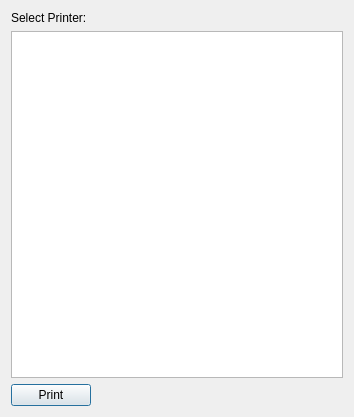
Old version of the form megvel/erp_customers/specialprintdialog.ui in the repository eboladev/smarterp.
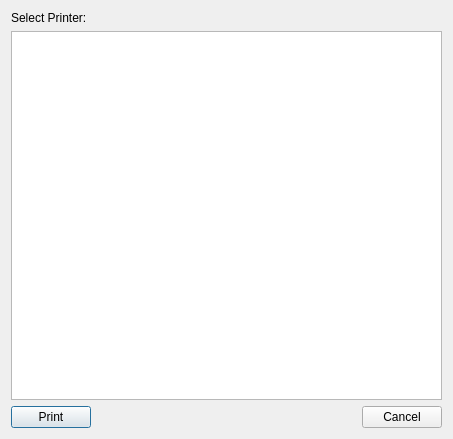
New version of the form. Icons and pictures are not drawn.

```diff
--- a/megvel/erp_customers/specialprintdialog.ui
+++ b/megvel/erp_customers/specialprintdialog.ui
@@ -6,8 +6,8 @@
    <rect>
     <x>0</x>
     <y>0</y>
-    <width>354</width>
-    <height>417</height>
+    <width>453</width>
+    <height>439</height>
    </rect>
   </property>
   <property name="windowTitle">
@@ -50,6 +50,13 @@
        </property>
       </spacer>
      </item>
+     <item>
+      <widget class="QPushButton" name="pushButton">
+       <property name="text">
+        <string>Cancel</string>
+       </property>
+      </widget>
+     </item>
     </layout>
    </item>
   </layout>
```
Left out of the diff: 19 changed lines with no effect on the pictures.
